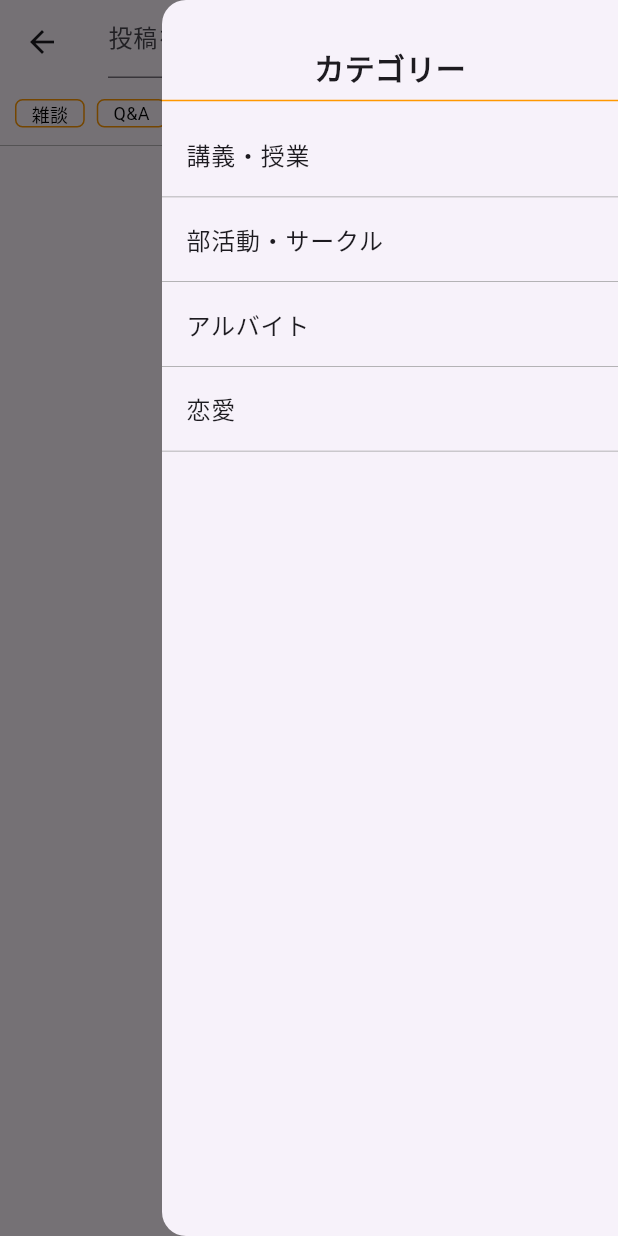
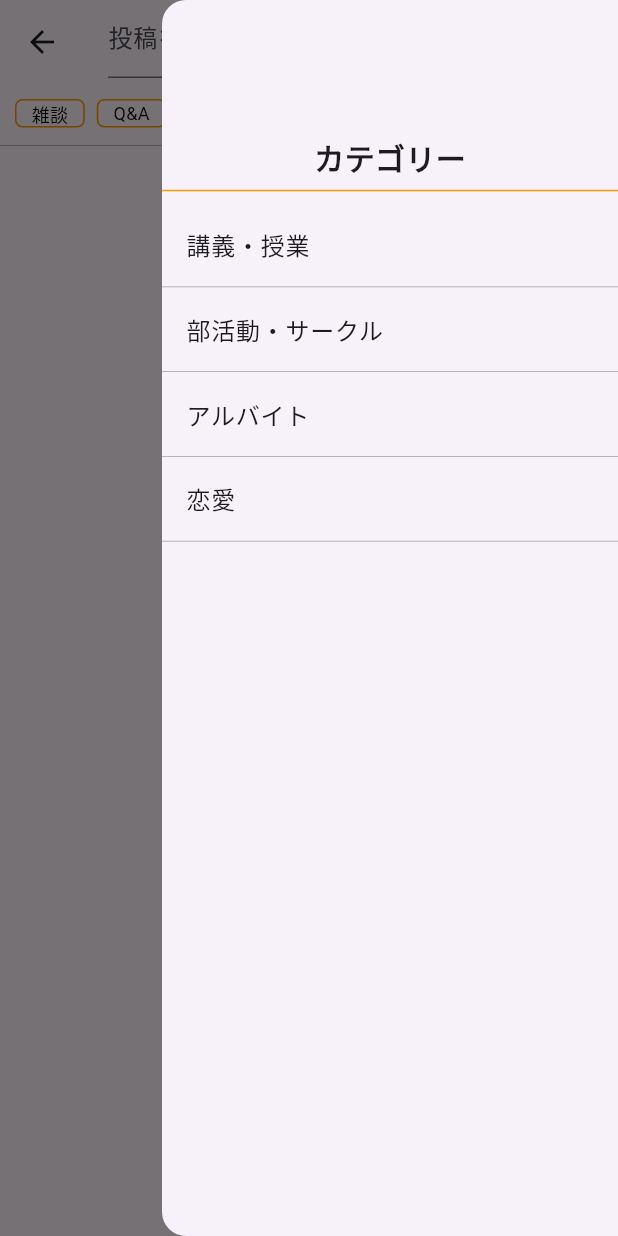
Before and after one commit to LiberaAnima/libera_flutter, a Flutter app: the PostListPage screen opened by its route, with the side drawer open, on a phone screen of 412 x 824 dp. Run offline on Flutter 3.47's test engine with Material 3 defaults, Android fonts, the phone set to English and light mode, and no system bars; our stand-ins replace cloud_firestore, firebase_auth, firebase_core, firebase_storage, flutter_chat_types, flutter_chat_ui and 2 more; accounts and stored records are empty; Roboto replaces fonts that are missing (inter).

Commit message:
add sizedbox in the sidebar

```diff
--- a/lib/screen/postlist_page.dart
+++ b/lib/screen/postlist_page.dart
@@ -63,7 +63,7 @@ class _PostListPagePageState extends State<PostListPage> {
       endDrawer: Drawer(
         child: Column(
           children: [
-            const SizedBox(height: 30),
+            const SizedBox(height: 90),
             const Text(
               "カテゴリー",
               style: TextStyle(
```
